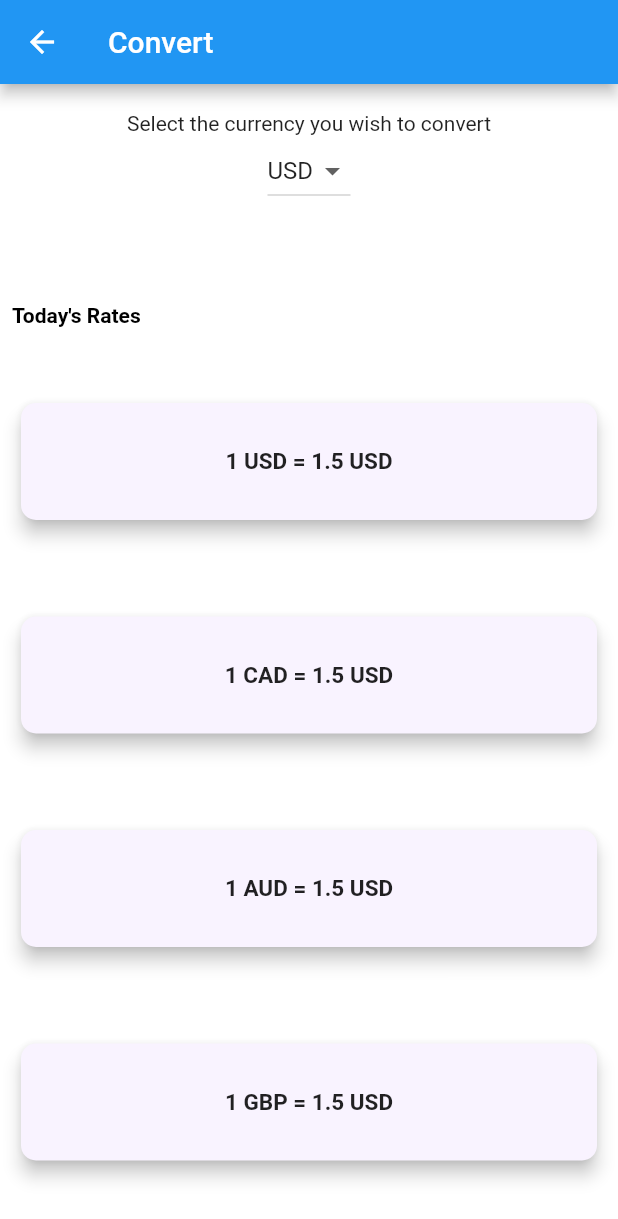
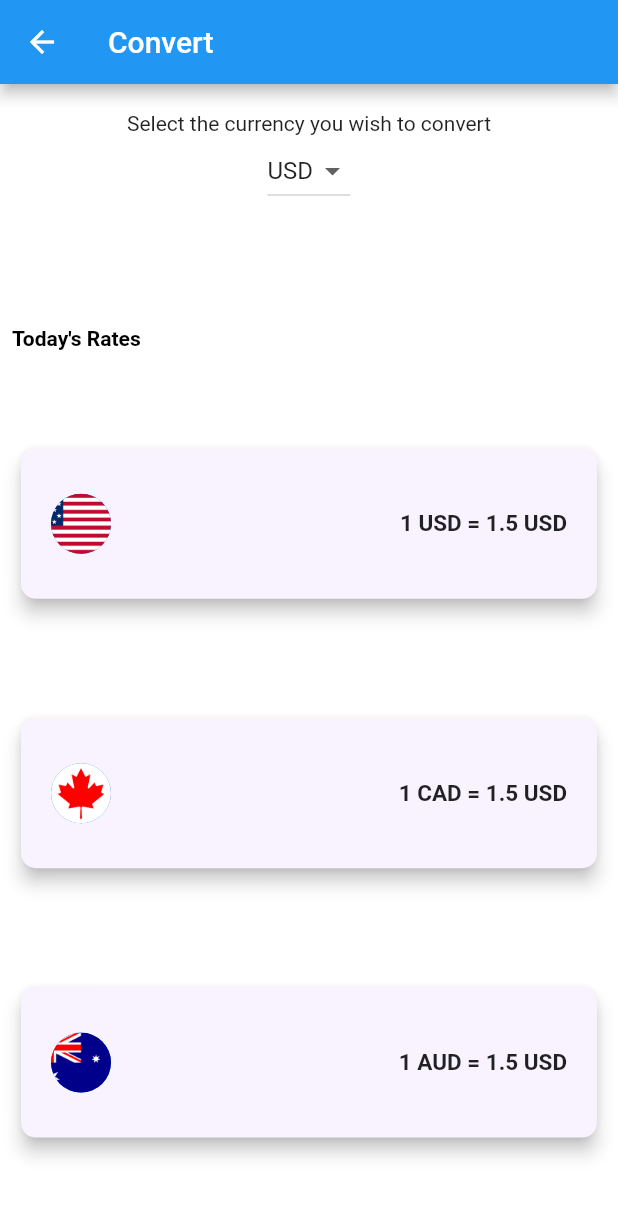
Before and after one commit to Ana-Tran/Currency_Exchange, a Flutter app: the MainScreen screen opened by its route, on a phone screen of 412 x 824 dp. Shown: the top 1219 px of the screen. Run offline on Flutter 3.47's test engine with Material 2 defaults, Android fonts, the phone set to English and light mode, and no system bars.

Commit message:
updated main screen ui
added country images
added new country class to have image path stored
updated custom card to include circle avatar of flag
updated currency card list to include 3 currencies
bug fix needed to delete generated files and restart flutter

```diff
--- /dev/null
+++ b/lib/countryImage.dart
@@ -0,0 +1,7 @@
+import 'package:flutter/material.dart';
+
+const List<String> getCountryImages = [
+  'images/americanFlag.png',
+  'images/canadaFlag.png',
+  'images/ausFlag.png',
+];
--- a/lib/currency_data.dart
+++ b/lib/currency_data.dart
@@ -10,4 +10,4 @@ const List<String> currencyList = [
   'SGD'
 ];
 
-const List<String> currencyCardList = ['USD', 'CAD', 'AUD', 'GBP'];
+const List<String> currencyCardList = ['USD', 'CAD', 'AUD'];
--- a/lib/custom_widgets/custom_card.dart
+++ b/lib/custom_widgets/custom_card.dart
@@ -7,11 +7,13 @@ class CustomCard extends StatelessWidget {
     required this.value,
     required this.selectedCurrency,
     required this.currencyText,
+    required this.countryImage,
   });
 
   final String value;
   final String currencyText;
   final String selectedCurrency;
+  final String countryImage;
 
   @override
   Widget build(BuildContext context) {
@@ -25,10 +27,19 @@ class CustomCard extends StatelessWidget {
         color: Color.fromARGB(255, 249, 243, 255),
         child: Padding(
           padding: EdgeInsets.symmetric(vertical: 30.0, horizontal: 20.0),
-          child: Text(
-            '1 $currencyText = $value $selectedCurrency',
-            style: kMainCardTxtStyle,
-            textAlign: TextAlign.center,
+          child: Row(
+            mainAxisAlignment: MainAxisAlignment.spaceBetween,
+            children: [
+              CircleAvatar(
+                foregroundImage: AssetImage(countryImage),
+                //child: Image(image: AssetImage(countryImage)),
+              ),
+              Text(
+                '1 $currencyText = $value $selectedCurrency',
+                style: kMainCardTxtStyle,
+                textAlign: TextAlign.center,
+              ),
+            ],
           ),
         ),
       ),
--- a/lib/screens/mainscreen.dart
+++ b/lib/screens/mainscreen.dart
@@ -3,6 +3,7 @@ import 'package:currency_exchange/currency_data.dart';
 import 'package:currency_exchange/custom_widgets/custom_container.dart';
 import 'package:currency_exchange/constants.dart';
 import 'package:currency_exchange/custom_widgets/custom_card.dart';
+import 'package:currency_exchange/countryImage.dart';
 
 class MainScreen extends StatefulWidget {
   const MainScreen({Key? key}) : super(key: key);
@@ -33,12 +34,13 @@ class _MainScreenState extends State<MainScreen> {
 
   List<CustomCard> createCards() {
     List<CustomCard> newCards = [];
-    for (String cardList in currencyCardList) {
+    for (int i = 0; i < currencyCardList.length; i++) {
       newCards.add(
         CustomCard(
+            countryImage: getCountryImages[i],
             value: '1.5',
             selectedCurrency: selectedCurrency,
-            currencyText: cardList),
+            currencyText: currencyCardList[i]),
       );
     }
     return newCards;
```
Also changed, not shown: images/americanFlag.png (added), images/ausFlag.png (added), images/canadaFlag.png (added), 4 other files.
